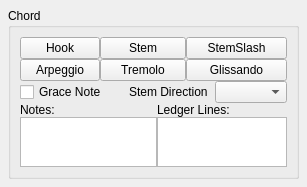
Qt form mscore/mscore/chord.ui (musescore/musescore-old) before a commit.
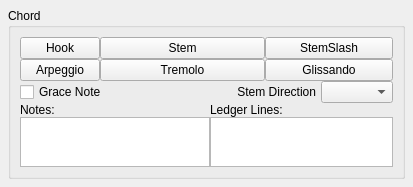
The same form after that commit.

Patch:
```diff
--- a/mscore/mscore/chord.ui
+++ b/mscore/mscore/chord.ui
@@ -6,7 +6,7 @@
    <rect>
     <x>0</x>
     <y>0</y>
-    <width>307</width>
+    <width>413</width>
     <height>185</height>
    </rect>
   </property>
@@ -92,6 +92,12 @@
         <property name="text">
          <string notr="true" comment="do not translate">Stem Direction</string>
         </property>
+        <property name="alignment">
+         <set>Qt::AlignRight|Qt::AlignTrailing|Qt::AlignVCenter</set>
+        </property>
+        <property name="indent">
+         <number>5</number>
+        </property>
        </widget>
       </item>
       <item row="2" column="5">
```
